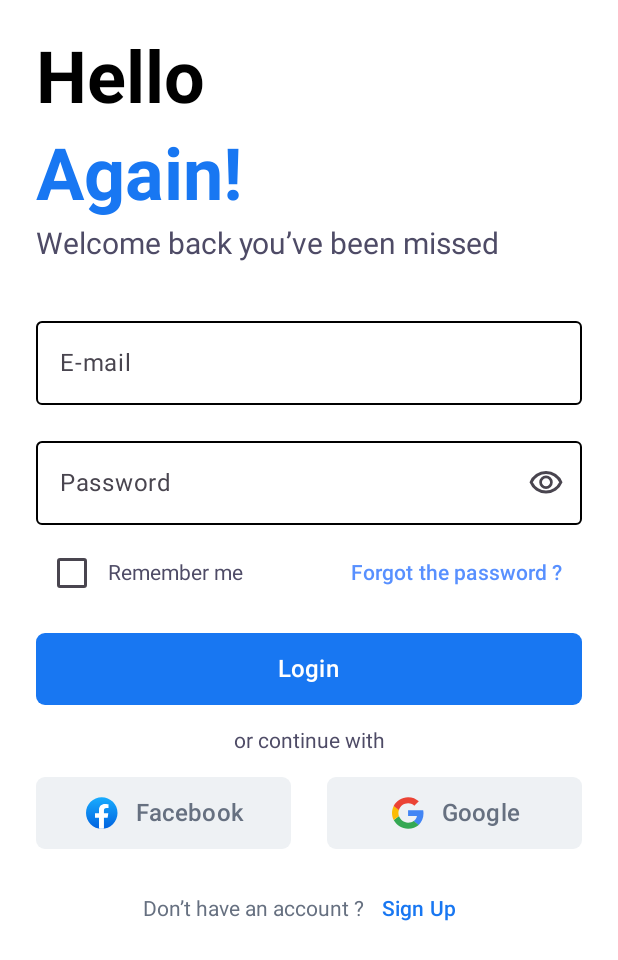
After one commit to asgeri85/newsAppCompose, an Android app built with Jetpack Compose: the @Preview function LoginScreen, on a phone screen of 412 x 824 dp. The commit adds this screen. Shown: the top 960 px of the screen. Run offline under Robolectric (Android 15) with nearby library versions, the phone set to English and light mode, and no system bars.

Commit message:
login screen ui development completed

```diff
--- a/app/src/main/java/com/example/jetpacknews/ui/components/CustomButton.kt
+++ b/app/src/main/java/com/example/jetpacknews/ui/components/CustomButton.kt
@@ -3,6 +3,7 @@ package com.example.jetpacknews.ui.components
 import androidx.annotation.ColorRes
 import androidx.annotation.StringRes
 import androidx.compose.foundation.layout.PaddingValues
+import androidx.compose.foundation.shape.RoundedCornerShape
 import androidx.compose.material3.Button
 import androidx.compose.material3.ButtonDefaults
 import androidx.compose.material3.Text
@@ -26,9 +27,13 @@ fun CustomButton(
     Button(
         onClick = {
             onClick.invoke()
-        }, colors = ButtonDefaults.buttonColors(
+        },
+        colors = ButtonDefaults.buttonColors(
             containerColor = backgroundColor, contentColor = titleColor
-        ), contentPadding = PaddingValues(vertical = 14.dp, horizontal = 24.dp), modifier = modifier
+        ),
+        contentPadding = PaddingValues(vertical = 14.dp, horizontal = 24.dp),
+        modifier = modifier,
+        shape = RoundedCornerShape(6.dp)
     ) {
         Text(text = stringResource(id = title), fontSize = 16.sp, fontWeight = FontWeight.W600)
     }
--- /dev/null
+++ b/app/src/main/java/com/example/jetpacknews/ui/components/CustomIconButton.kt
@@ -0,0 +1,52 @@
+package com.example.jetpacknews.ui.components
+
+import androidx.annotation.ColorRes
+import androidx.annotation.DrawableRes
+import androidx.annotation.StringRes
+import androidx.compose.foundation.layout.PaddingValues
+import androidx.compose.foundation.layout.Spacer
+import androidx.compose.foundation.layout.width
+import androidx.compose.foundation.shape.RoundedCornerShape
+import androidx.compose.material3.Button
+import androidx.compose.material3.ButtonDefaults
+import androidx.compose.material3.Icon
+import androidx.compose.material3.Text
+import androidx.compose.runtime.Composable
+import androidx.compose.ui.Modifier
+import androidx.compose.ui.graphics.Color
+import androidx.compose.ui.res.painterResource
+import androidx.compose.ui.res.stringResource
+import androidx.compose.ui.text.font.FontWeight
+import androidx.compose.ui.unit.dp
+import androidx.compose.ui.unit.sp
+import com.example.jetpacknews.ui.theme.Grey80
+import com.example.jetpacknews.ui.theme.WhiteF4
+
+@Composable
+fun CustomIconButton(
+    modifier: Modifier = Modifier,
+    @StringRes text: Int,
+    @DrawableRes icon: Int,
+    @ColorRes backgroundColor: Color = WhiteF4,
+    @ColorRes textColor: Color = Grey80,
+    @ColorRes iconColor: Color = Color.Unspecified
+) {
+    Button(
+        onClick = { /*TODO*/ },
+        colors = ButtonDefaults.buttonColors(
+            containerColor = backgroundColor
+        ),
+        modifier = modifier,
+        shape = RoundedCornerShape(6.dp),
+        contentPadding = PaddingValues(vertical = 12.dp, horizontal = 16.dp)
+    ) {
+        Icon(painter = painterResource(id = icon), contentDescription = "icon", tint = iconColor)
+        Spacer(modifier = Modifier.width(10.dp))
+        Text(
+            text = stringResource(id = text),
+            color = textColor,
+            fontSize = 16.sp,
+            fontWeight = FontWeight.W600
+        )
+    }
+}
--- /dev/null
+++ b/app/src/main/java/com/example/jetpacknews/ui/components/CustomPasswordTextField.kt
@@ -0,0 +1,74 @@
+package com.example.jetpacknews.ui.components
+
+import androidx.annotation.StringRes
+import androidx.compose.foundation.layout.fillMaxWidth
+import androidx.compose.foundation.text.KeyboardOptions
+import androidx.compose.material3.Icon
+import androidx.compose.material3.IconButton
+import androidx.compose.material3.OutlinedTextField
+import androidx.compose.material3.OutlinedTextFieldDefaults
+import androidx.compose.material3.Text
+import androidx.compose.runtime.Composable
+import androidx.compose.runtime.mutableStateOf
+import androidx.compose.runtime.remember
+import androidx.compose.ui.Modifier
+import androidx.compose.ui.graphics.Color
+import androidx.compose.ui.res.painterResource
+import androidx.compose.ui.res.stringResource
+import androidx.compose.ui.text.input.ImeAction
+import androidx.compose.ui.text.input.KeyboardType
+import androidx.compose.ui.text.input.PasswordVisualTransformation
+import androidx.compose.ui.text.input.VisualTransformation
+import com.example.jetpacknews.R
+import com.example.jetpacknews.ui.theme.BlueF2
+
+@Composable
+fun CustomPasswordTextField(
+    modifier: Modifier = Modifier,
+    text: String,
+    onValueChange: (String) -> Unit,
+    @StringRes label: Int,
+    action: ImeAction = ImeAction.Default,
+    isError: Boolean = false
+) {
+
+    val passwordVisibility = remember { mutableStateOf(false) }
+
+    OutlinedTextField(
+        value = text,
+        onValueChange = { onValueChange(it) },
+        label = {
+            Text(text = stringResource(id = label))
+        },
+        keyboardOptions = KeyboardOptions(
+            keyboardType = KeyboardType.Password,
+            imeAction = action
+        ),
+        colors = OutlinedTextFieldDefaults.colors(
+            focusedLabelColor = BlueF2,
+            cursorColor = BlueF2,
+            focusedBorderColor = BlueF2,
+            disabledBorderColor = Color.Black,
+            unfocusedBorderColor = Color.Black
+        ),
+        modifier = modifier.fillMaxWidth(),
+        trailingIcon = {
+            IconButton(onClick = {
+                passwordVisibility.value = !passwordVisibility.value
+            }) {
+                Icon(
+                    painter = painterResource(
+                        id = if (!passwordVisibility.value) {
+                            R.drawable.visibility
+                        } else {
+                            R.drawable.visibility_off
+                        }
+                    ),
+                    contentDescription = "icon",
+                )
+            }
+        },
+        visualTransformation = if (passwordVisibility.value) VisualTransformation.None else PasswordVisualTransformation(),
+        isError = isError
+    )
+}
--- /dev/null
+++ b/app/src/main/java/com/example/jetpacknews/ui/components/CustomTextField.kt
@@ -0,0 +1,47 @@
+package com.example.jetpacknews.ui.components
+
+import androidx.annotation.StringRes
+import androidx.compose.foundation.layout.fillMaxWidth
+import androidx.compose.foundation.text.KeyboardOptions
+import androidx.compose.material3.OutlinedTextField
+import androidx.compose.material3.OutlinedTextFieldDefaults
+import androidx.compose.material3.Text
+import androidx.compose.runtime.Composable
+import androidx.compose.ui.Modifier
+import androidx.compose.ui.graphics.Color
+import androidx.compose.ui.res.stringResource
+import androidx.compose.ui.text.input.ImeAction
+import androidx.compose.ui.text.input.KeyboardType
+import com.example.jetpacknews.ui.theme.BlueF2
+
+@Composable
+fun CustomTextField(
+    modifier: Modifier = Modifier,
+    text: String,
+    onChange: (String) -> Unit,
+    @StringRes label: Int,
+    action: ImeAction = ImeAction.Default,
+    type: KeyboardType = KeyboardType.Text,
+    @StringRes errorText: Int? = null,
+    isError: Boolean = false,
+) {
+    OutlinedTextField(
+        value = text,
+        onValueChange = onChange,
+        modifier = modifier.fillMaxWidth(),
+        label = {
+            Text(text = stringResource(id = label))
+        },
+        colors = OutlinedTextFieldDefaults.colors(
+            focusedLabelColor = BlueF2,
+            cursorColor = BlueF2,
+            focusedBorderColor = BlueF2,
+            disabledBorderColor = Color.Black,
+            unfocusedBorderColor = Color.Black
+        ),
+        keyboardOptions = KeyboardOptions(
+            imeAction = action,
+            keyboardType = type
+        ),
+    )
+}
--- /dev/null
+++ b/app/src/main/java/com/example/jetpacknews/ui/navigation/AuthNestedGraph.kt
@@ -0,0 +1,15 @@
+package com.example.jetpacknews.ui.navigation
+
+import androidx.navigation.NavController
+import androidx.navigation.NavGraphBuilder
+import androidx.navigation.compose.composable
+import androidx.navigation.navigation
+import com.example.jetpacknews.ui.screen.auth.LoginScreen
+
+fun NavGraphBuilder.authGraph(navController: NavController) {
+    navigation(startDestination = Screen.LoginScreen.route, route = Screen.AuthRoute.route) {
+        composable(route = Screen.LoginScreen.route) {
+            LoginScreen()
+        }
+    }
+}
--- a/app/src/main/java/com/example/jetpacknews/ui/navigation/MainNavController.kt
+++ b/app/src/main/java/com/example/jetpacknews/ui/navigation/MainNavController.kt
@@ -19,7 +19,7 @@ fun MainNavController() {
             SplashScreen(navigateOnboarding = {
                 navController.navigate(Screen.OnboardingScreen.route)
             }, navigateHome = {
-                navController.navigate(Screen.AppRoute.route)
+                navController.navigate(Screen.AuthRoute.route)
             })
         }
         composable(route = Screen.OnboardingScreen.route) {
@@ -27,6 +27,7 @@ fun MainNavController() {
                 navController.navigate(Screen.AppRoute.route)
             })
         }
+        authGraph(navController)
         composable(route = Screen.AppRoute.route) {
             AppRouteScreen()
         }
--- a/app/src/main/java/com/example/jetpacknews/ui/navigation/Screen.kt
+++ b/app/src/main/java/com/example/jetpacknews/ui/navigation/Screen.kt
@@ -9,6 +9,13 @@ sealed class Screen(
     @StringRes val name: Int,
     @DrawableRes val icon: Int? = null
 ) {
+
+    //Auth Screen
+
+    object AuthRoute : Screen("authRoute", R.string.login)
+
+    object LoginScreen : Screen("loginScreen", R.string.login)
+
 
     object AppRoute : Screen("appRoute", R.string.home)
 
--- /dev/null
+++ b/app/src/main/java/com/example/jetpacknews/ui/screen/auth/LoginScreen.kt
@@ -0,0 +1,149 @@
+package com.example.jetpacknews.ui.screen.auth
+
+import androidx.compose.foundation.background
+import androidx.compose.foundation.layout.Arrangement
+import androidx.compose.foundation.layout.Column
+import androidx.compose.foundation.layout.Row
+import androidx.compose.foundation.layout.Spacer
+import androidx.compose.foundation.layout.fillMaxSize
+import androidx.compose.foundation.layout.fillMaxWidth
+import androidx.compose.foundation.layout.height
+import androidx.compose.foundation.layout.padding
+import androidx.compose.foundation.layout.width
+import androidx.compose.material3.ButtonDefaults
+import androidx.compose.material3.Checkbox
+import androidx.compose.material3.CheckboxDefaults
+import androidx.compose.material3.Text
+import androidx.compose.material3.TextButton
+import androidx.compose.runtime.Composable
+import androidx.compose.runtime.mutableStateOf
+import androidx.compose.runtime.remember
+import androidx.compose.ui.Alignment
+import androidx.compose.ui.Modifier
+import androidx.compose.ui.graphics.Color
+import androidx.compose.ui.res.stringResource
+import androidx.compose.ui.text.font.FontWeight
+import androidx.compose.ui.text.input.ImeAction
+import androidx.compose.ui.text.input.KeyboardType
+import androidx.compose.ui.tooling.preview.Preview
+import androidx.compose.ui.unit.dp
+import androidx.compose.ui.unit.sp
+import com.example.jetpacknews.R
+import com.example.jetpacknews.ui.components.CustomButton
+import com.example.jetpacknews.ui.components.CustomIconButton
+import com.example.jetpacknews.ui.components.CustomPasswordTextField
+import com.example.jetpacknews.ui.components.CustomTextField
+import com.example.jetpacknews.ui.theme.Black66
+import com.example.jetpacknews.ui.theme.BlueF2
+import com.example.jetpacknews.ui.theme.BlueFF
+import com.example.jetpacknews.ui.theme.Grey80
+
+@Composable
+@Preview
+fun LoginScreen() {
+
+    val username = remember {
+        mutableStateOf("")
+    }
+
+    val password = remember {
+        mutableStateOf("")
+    }
+
+    val checkedRemember = remember {
+        mutableStateOf(false)
+    }
+
+    Column(
+        modifier = Modifier
+            .fillMaxSize()
+            .background(Color.White)
+            .padding(horizontal = 24.dp)
+    ) {
+        Spacer(modifier = Modifier.height(24.dp))
+        Text(
+            text = stringResource(id = R.string.hello),
+            fontSize = 48.sp,
+            color = Color.Black,
+            fontWeight = FontWeight.W700
+        )
+        Spacer(modifier = Modifier.height(8.dp))
+        Text(
+            text = stringResource(id = R.string.again),
+            fontSize = 48.sp,
+            color = BlueF2,
+            fontWeight = FontWeight.W700
+        )
+        Spacer(modifier = Modifier.height(5.dp))
+        Text(text = stringResource(id = R.string.welcome_back), fontSize = 20.sp, color = Black66)
+        Spacer(modifier = Modifier.height(32.dp))
+
+        CustomTextField(text = username.value, onChange = {
+            username.value = it
+        }, label = R.string.email, type = KeyboardType.Email, action = ImeAction.Next)
+        Spacer(modifier = Modifier.height(16.dp))
+        CustomPasswordTextField(text = password.value, onValueChange = {
+            password.value = it
+        }, label = R.string.password, action = ImeAction.Done)
+        Spacer(modifier = Modifier.height(8.dp))
+        Row(
+            modifier = Modifier.fillMaxWidth(),
+            verticalAlignment = Alignment.CenterVertically,
+            horizontalArrangement = Arrangement.SpaceBetween
+        ) {
+            Row(
+                verticalAlignment = Alignment.CenterVertically,
+                horizontalArrangement = Arrangement.Start
+            ) {
+                Checkbox(
+                    checked = checkedRemember.value,
+                    onCheckedChange = { checkedRemember.value = it },
+                    colors = CheckboxDefaults.colors(
+                        checkedColor = BlueF2,
+                        checkmarkColor = Color.White
+                    ),
+                    modifier = Modifier.padding(horizontal = 0.dp)
+                )
+                Text(text = stringResource(id = R.string.remember_me), color = Black66)
+            }
+            TextButton(onClick = { /*TODO*/ }) {
+                Text(text = stringResource(id = R.string.forgot_password), color = BlueFF)
+            }
+        }
+        Spacer(modifier = Modifier.height(16.dp))
+        CustomButton(title = R.string.login, modifier = Modifier.fillMaxWidth()) {
+            //todo login click≈
+        }
+        Spacer(modifier = Modifier.height(16.dp))
+        Text(
+            text = stringResource(id = R.string.or_continue),
+            color = Black66,
+            modifier = Modifier.align(Alignment.CenterHorizontally)
+        )
+        Spacer(modifier = Modifier.height(16.dp))
+        Row(modifier = Modifier.fillMaxWidth(), verticalAlignment = Alignment.CenterVertically) {
+            CustomIconButton(
+                text = R.string.facebook, icon = R.drawable.facebook, modifier = Modifier.weight(1f)
+            )
+            Spacer(modifier = Modifier.width(24.dp))
+            CustomIconButton(
+                text = R.string.google, icon = R.drawable.google, modifier = Modifier.weight(1f)
+            )
+        }
+        Spacer(modifier = Modifier.height(16.dp))
+        Row(
+            modifier = Modifier.fillMaxWidth(),
+            verticalAlignment = Alignment.CenterVertically,
+            horizontalArrangement = Arrangement.Center
+        ) {
+            Text(text = stringResource(id = R.string.have_account), color = Grey80)
+            TextButton(
+                onClick = { /*TODO*/ }, colors = ButtonDefaults.textButtonColors(
+                    contentColor = BlueF2
+                )
+            ) {
+                Text(text = stringResource(id = R.string.sign_up), fontWeight = FontWeight.W600)
+            }
+        }
+    }
+}
--- a/app/src/main/java/com/example/jetpacknews/ui/theme/Color.kt
+++ b/app/src/main/java/com/example/jetpacknews/ui/theme/Color.kt
@@ -13,3 +13,6 @@ val Black66 = Color(0xFF4E4B66)
 val BlueF2 = Color(0xFF1877F2)
 val GreyBD = Color(0xFFA0A3BD)
 val GreyB8 = Color(0xFFB0B3B8)
+val BlueFF = Color(0xFF5890FF)
+val WhiteF4 = Color(0xFFEEF1F4)
+val Grey80 = Color(0xFF667080)
--- /dev/null
+++ b/app/src/main/res/drawable/facebook.xml
@@ -0,0 +1,27 @@
+<vector xmlns:android="http://schemas.android.com/apk/res/android"
+    xmlns:aapt="http://schemas.android.com/aapt"
+    android:width="25dp"
+    android:height="24dp"
+    android:viewportWidth="25"
+    android:viewportHeight="24">
+    <path android:pathData="M12.5,12m-10.5,0a10.5,10.5 0,1 1,21 0a10.5,10.5 0,1 1,-21 0">
+        <aapt:attr name="android:fillColor">
+            <gradient
+                android:startX="12.5"
+                android:startY="1.5"
+                android:endX="12.5"
+                android:endY="22.438"
+                android:type="linear">
+                <item
+                    android:offset="0"
+                    android:color="#FF18ACFE" />
+                <item
+                    android:offset="1"
+                    android:color="#FF0163E0" />
+            </gradient>
+        </aapt:attr>
+    </path>
+    <path
+        android:pathData="M16.41,15.211L16.877,12.248H13.959V10.325C13.959,9.514 14.366,8.723 15.673,8.723H17V6.2C17,6.2 15.796,6 14.645,6C12.241,6 10.671,7.42 10.671,9.989V12.248H8V15.211H10.671V22.376C11.208,22.458 11.756,22.5 12.315,22.5C12.874,22.5 13.423,22.458 13.959,22.376V15.211H16.41Z"
+        android:fillColor="#ffffff" />
+</vector>
--- /dev/null
+++ b/app/src/main/res/drawable/google.xml
@@ -0,0 +1,18 @@
+<vector xmlns:android="http://schemas.android.com/apk/res/android"
+    android:width="25dp"
+    android:height="24dp"
+    android:viewportWidth="25"
+    android:viewportHeight="24">
+    <path
+        android:pathData="M23.001,12.233C23.001,11.37 22.93,10.74 22.775,10.087H12.715V13.983H18.62C18.501,14.951 17.858,16.41 16.43,17.39L16.41,17.52L19.59,19.935L19.811,19.956C21.834,18.125 23.001,15.43 23.001,12.233Z"
+        android:fillColor="#4285F4" />
+    <path
+        android:pathData="M12.715,22.5C15.608,22.5 18.036,21.567 19.81,19.957L16.429,17.39C15.524,18.008 14.31,18.44 12.715,18.44C9.881,18.44 7.477,16.608 6.619,14.077L6.494,14.087L3.187,16.595L3.143,16.713C4.905,20.143 8.524,22.5 12.715,22.5Z"
+        android:fillColor="#34A853" />
+    <path
+        android:pathData="M6.62,14.077C6.394,13.423 6.263,12.723 6.263,12C6.263,11.277 6.394,10.577 6.608,9.923L6.602,9.784L3.253,7.236L3.144,7.287C2.418,8.71 2.001,10.308 2.001,12C2.001,13.692 2.418,15.29 3.144,16.713L6.62,14.077Z"
+        android:fillColor="#FBBC05" />
+    <path
+        android:pathData="M12.715,5.56C14.727,5.56 16.084,6.412 16.858,7.123L19.881,4.23C18.024,2.538 15.608,1.5 12.715,1.5C8.524,1.5 4.905,3.857 3.143,7.287L6.608,9.923C7.477,7.392 9.881,5.56 12.715,5.56Z"
+        android:fillColor="#EB4335" />
+</vector>
--- /dev/null
+++ b/app/src/main/res/drawable/visibility.xml
@@ -0,0 +1,10 @@
+<vector xmlns:android="http://schemas.android.com/apk/res/android"
+    android:width="24dp"
+    android:height="24dp"
+    android:viewportWidth="960"
+    android:viewportHeight="960"
+    android:tint="?attr/colorControlNormal">
+    <path
+        android:fillColor="@android:color/white"
+        android:pathData="M480,640Q555,640 607.5,587.5Q660,535 660,460Q660,385 607.5,332.5Q555,280 480,280Q405,280 352.5,332.5Q300,385 300,460Q300,535 352.5,587.5Q405,640 480,640ZM480,568Q435,568 403.5,536.5Q372,505 372,460Q372,415 403.5,383.5Q435,352 480,352Q525,352 556.5,383.5Q588,415 588,460Q588,505 556.5,536.5Q525,568 480,568ZM480,760Q334,760 214,678.5Q94,597 40,460Q94,323 214,241.5Q334,160 480,160Q626,160 746,241.5Q866,323 920,460Q866,597 746,678.5Q626,760 480,760ZM480,460Q480,460 480,460Q480,460 480,460Q480,460 480,460Q480,460 480,460Q480,460 480,460Q480,460 480,460Q480,460 480,460Q480,460 480,460ZM480,680Q593,680 687.5,620.5Q782,561 832,460Q782,359 687.5,299.5Q593,240 480,240Q367,240 272.5,299.5Q178,359 128,460Q178,561 272.5,620.5Q367,680 480,680Z" />
+</vector>
--- /dev/null
+++ b/app/src/main/res/drawable/visibility_off.xml
@@ -0,0 +1,10 @@
+<vector xmlns:android="http://schemas.android.com/apk/res/android"
+    android:width="24dp"
+    android:height="24dp"
+    android:viewportWidth="960"
+    android:viewportHeight="960"
+    android:tint="?attr/colorControlNormal">
+    <path
+        android:fillColor="@android:color/white"
+        android:pathData="M644,532L586,474Q595,427 559,386Q523,345 466,354L408,296Q425,288 442.5,284Q460,280 480,280Q555,280 607.5,332.5Q660,385 660,460Q660,480 656,497.5Q652,515 644,532ZM772,658L714,602Q752,573 781.5,538.5Q811,504 832,460Q782,359 688.5,299.5Q595,240 480,240Q451,240 423,244Q395,248 368,256L306,194Q347,177 390,168.5Q433,160 480,160Q631,160 749,243.5Q867,327 920,460Q897,519 859.5,569.5Q822,620 772,658ZM792,904L624,738Q589,749 553.5,754.5Q518,760 480,760Q329,760 211,676.5Q93,593 40,460Q61,407 93,361.5Q125,316 166,280L56,168L112,112L848,848L792,904ZM222,336Q193,362 169,393Q145,424 128,460Q178,561 271.5,620.5Q365,680 480,680Q500,680 519,677.5Q538,675 558,672L522,634Q511,637 501,638.5Q491,640 480,640Q405,640 352.5,587.5Q300,535 300,460Q300,449 301.5,439Q303,429 306,418L222,336ZM541,429L541,429Q541,429 541,429Q541,429 541,429Q541,429 541,429Q541,429 541,429Q541,429 541,429Q541,429 541,429ZM390,504Q390,504 390,504Q390,504 390,504L390,504Q390,504 390,504Q390,504 390,504Q390,504 390,504Q390,504 390,504Z" />
+</vector>
--- a/app/src/main/res/values/strings.xml
+++ b/app/src/main/res/values/strings.xml
@@ -18,4 +18,18 @@
     <string name="network_error">Network Error</string>
     <string name="network_error_subtitle">You do not have an internet connection. Please try again.</string>
     <string name="explore">Explore</string>
+    <string name="hello">Hello</string>
+    <string name="again">Again!</string>
+    <string name="welcome_back">Welcome back you’ve been missed</string>
+    <string name="username">Username</string>
+    <string name="password">Password</string>
+    <string name="remember_me">Remember me</string>
+    <string name="forgot_password">Forgot the password ?</string>
+    <string name="login">Login</string>
+    <string name="email">E-mail</string>
+    <string name="or_continue">or continue with</string>
+    <string name="facebook">Facebook</string>
+    <string name="google">Google</string>
+    <string name="have_account">Don’t have an account ?</string>
+    <string name="sign_up">Sign Up</string>
 </resources>
```
